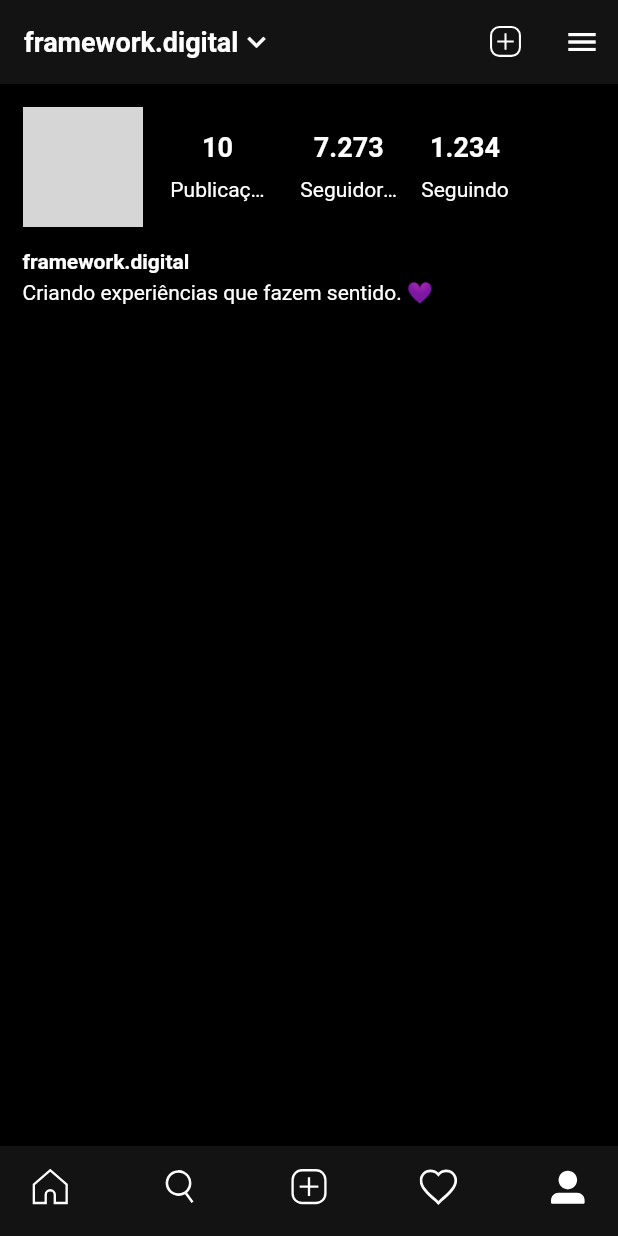
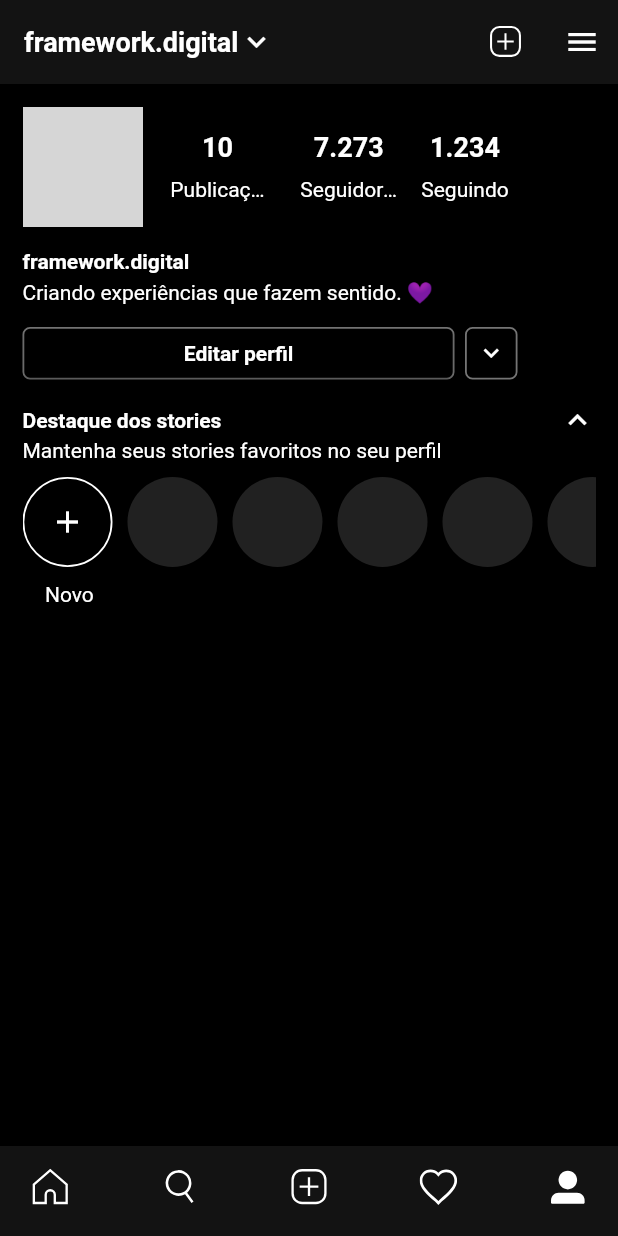
Before and after one commit to ItaloCovas/insta_clone_flutter, a Flutter app: the HomePage screen opened directly, item 5 of the bottom bar chosen, on a phone screen of 412 x 824 dp. Run offline on Flutter 3.47's test engine with Material 2 defaults, Android fonts, the phone set to English and light mode, and no system bars; our stand-ins replace flutter_svg, line_icons; missing offline and left inert: dart:ffi; network calls fail; grey boxes are pictures that could not be loaded.

Commit message:
Adicionando botão de editar perfil e parte de destaques do perfil

```diff
--- a/lib/pages/profile_page.dart
+++ b/lib/pages/profile_page.dart
@@ -105,22 +105,169 @@ class _ProfilePageState extends State<ProfilePage> {
               child: Column(
                 crossAxisAlignment: CrossAxisAlignment.start,
                 children: <Widget>[
-                  Text('framework.digital', style: TextStyle(
+                  Text(
+                    'framework.digital',
+                    style: TextStyle(
                       fontWeight: FontWeight.w700,
                       fontSize: 14,
                       color: white,
-                  ),),
+                    ),
+                  ),
                   SizedBox(height: 5),
-                  Text('Criando experiências que fazem sentido. 💜', style: TextStyle(
+                  Text(
+                    'Criando experiências que fazem sentido. 💜',
+                    style: TextStyle(
                       fontSize: 14,
                       color: white,
-                  ),),
+                    ),
+                  ),
+                ],
+              ),
+            ),
+            Padding(
+              padding: const EdgeInsets.fromLTRB(15, 5, 15, 10),
+              child: Row(
+                children: <Widget>[
+                  Container(
+                    width: 288,
+                    height: 35,
+                    decoration: BoxDecoration(
+                      border:
+                          Border.all(width: 1.2, color: Colors.grey.shade600),
+                      borderRadius: BorderRadius.circular(5.0),
+                    ),
+                    child: ElevatedButton(
+                      onPressed: () {},
+                      style: ButtonStyle(
+                        backgroundColor: MaterialStateProperty.all<Color>(
+                            Colors.transparent),
+                      ),
+                      child: Text('Editar perfil',
+                          style: TextStyle(
+                            color: white,
+                            fontWeight: FontWeight.w700,
+                          )),
+                    ),
+                  ),
+                  SizedBox(width: 7),
+                  Container(
+                    width: 35,
+                    height: 35,
+                    decoration: BoxDecoration(
+                      border:
+                          Border.all(width: 1.2, color: Colors.grey.shade600),
+                      borderRadius: BorderRadius.circular(5.0),
+                    ),
+                    child: IconButton(
+                      padding: EdgeInsets.zero,
+                      onPressed: () {},
+                      icon: Icon(Icons.keyboard_arrow_down,
+                          color: Colors.white, size: 20),
+                    ),
+                  ),
+                ],
+              ),
+            ),
+            Padding(
+              padding: const EdgeInsets.fromLTRB(15, 5, 15, 10),
+              child: Column(
+                crossAxisAlignment: CrossAxisAlignment.start,
+                children: <Widget>[
+                  Row(
+                    mainAxisAlignment: MainAxisAlignment.spaceBetween,
+                    children: <Widget>[
+                      Text(
+                        'Destaque dos stories',
+                        style: TextStyle(
+                          color: white,
+                          fontWeight: FontWeight.w700,
+                        ),
+                      ),
+                      Icon(Icons.keyboard_arrow_up, color: white),
+                    ],
+                  ),
+                  Text(
+                    'Mantenha seus stories favoritos no seu perfil',
+                    style: TextStyle(
+                      color: white,
+                    ),
+                  ),
+                  SizedBox(
+                    height: 10,
+                  ),
+                  SingleChildScrollView(
+                    scrollDirection: Axis.horizontal,
+                    child: Row(
+                      children: <Widget>[
+                        Container(
+                          width: 60,
+                          height: 60,
+                          decoration: BoxDecoration(
+                            color: Colors.transparent,
+                            shape: BoxShape.circle,
+                            border: Border.all(
+                              width: 1.2,
+                              color: white,
+                            ),
+                          ),
+                          child: Icon(Icons.add, color: white),
+                        ),
+                        SizedBox(width: 10),
+                        Container(
+                            width: 60,
+                            height: 60,
+                            decoration: BoxDecoration(
+                              color: Colors.grey.shade900,
+                              shape: BoxShape.circle,
+                            )),
+                        SizedBox(width: 10),
+                        Container(
+                            width: 60,
+                            height: 60,
+                            decoration: BoxDecoration(
+                              color: Colors.grey.shade900,
+                              shape: BoxShape.circle,
+                            )),
+                        SizedBox(width: 10),
+                        Container(
+                            width: 60,
+                            height: 60,
+                            decoration: BoxDecoration(
+                              color: Colors.grey.shade900,
+                              shape: BoxShape.circle,
+                            )),
+                        SizedBox(width: 10),
+                        Container(
+                            width: 60,
+                            height: 60,
+                            decoration: BoxDecoration(
+                              color: Colors.grey.shade900,
+                              shape: BoxShape.circle,
+                            )),
+                        SizedBox(width: 10),
+                        Container(
+                            width: 60,
+                            height: 60,
+                            decoration: BoxDecoration(
+                              color: Colors.grey.shade900,
+                              shape: BoxShape.circle,
+                            )),
+                        SizedBox(width: 10),
                       ],
                     ),
                   ),
                 ],
               ),
             ),
+            Padding(
+              padding: EdgeInsets.fromLTRB(30, 0, 15, 10),
+              child: Text('Novo', style: TextStyle(
+                color: white,
+              )),
+              )
+          ],
+        ),
+      ),
     );
   }
 }
```
Lines whose indentation alone changed are shown as unchanged.
